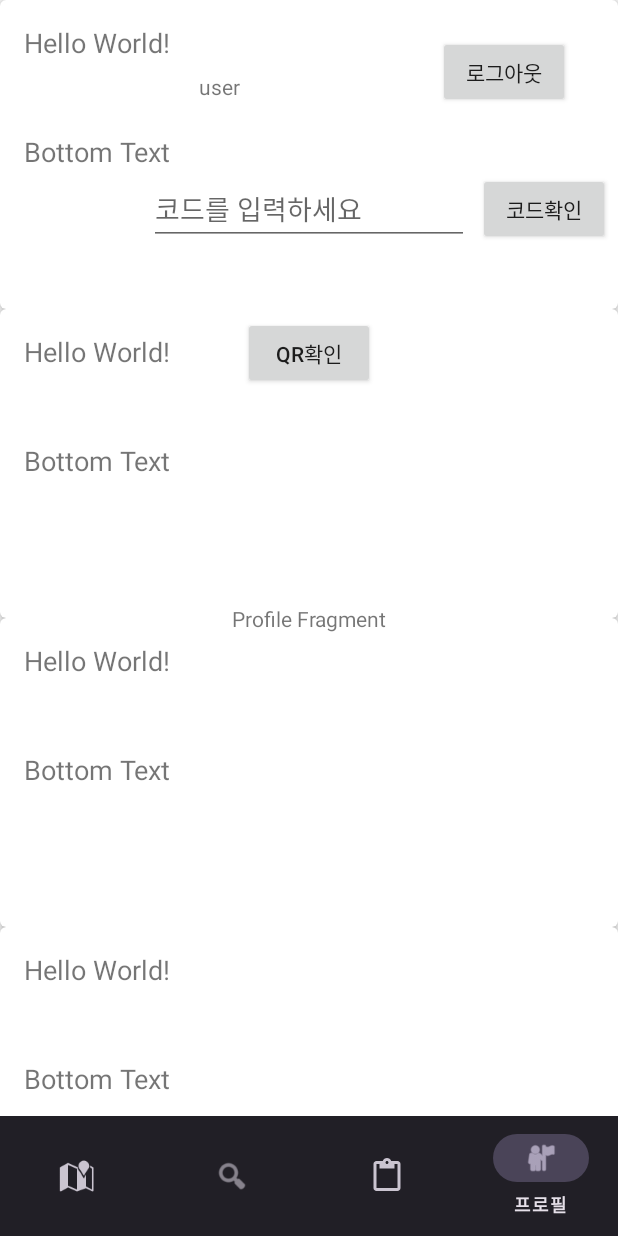
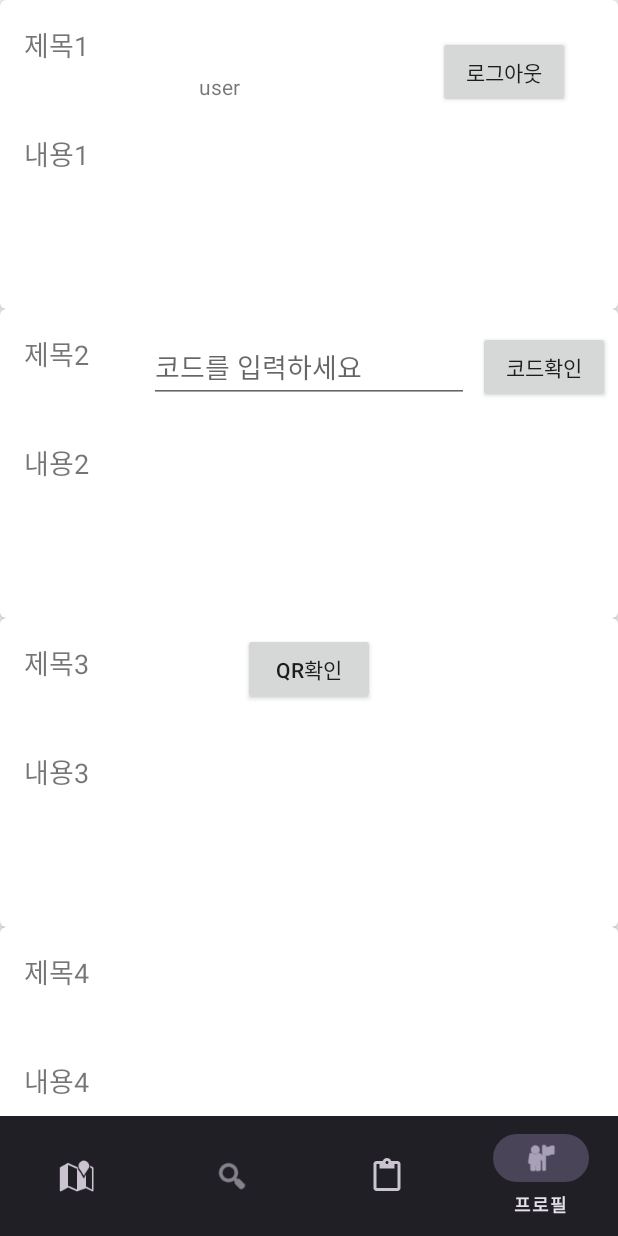
Before and after one commit to Insoo-Hwang/WooR2, an Android app: the fragment BulletinboardFragment placed in its activity, item 4 of the bottom bar chosen, on a phone screen of 412 x 824 dp. Run offline under Robolectric (Android 15) with nearby library versions, the phone set to English and light mode, and no system bars; our stand-ins replace Firebase (no records; nobody signed in at launch, a user with empty details on screens opened directly); libraries missing offline, so code that uses them is left out: com.kakao.sdk; 2 statements that could not run were skipped.

Commit message:
짜잘한거 수정

```diff
--- a/app/src/main/res/layout/fragment_bullentin_board.xml
+++ b/app/src/main/res/layout/fragment_bullentin_board.xml
@@ -26,7 +26,7 @@
                 android:layout_marginBottom="16dp"
                 android:layout_weight="1"
                 android:padding="16dp"
-                android:text="Hello World!"
+                android:text="제목1"
                 android:textSize="18sp" />
 
             <TextView
@@ -34,7 +34,7 @@
                 android:layout_width="match_parent"
                 android:layout_height="0dp"
                 android:layout_weight="4"
-                android:text="Bottom Text"
+                android:text="내용1"
                 android:textSize="18sp"
                 android:padding="16dp"/>
 
@@ -63,7 +63,7 @@
                 android:layout_marginBottom="16dp"
                 android:layout_weight="1"
                 android:padding="16dp"
-                android:text="Hello World!"
+                android:text="제목2"
                 android:textSize="18sp" />
 
             <TextView
@@ -71,7 +71,7 @@
                 android:layout_width="match_parent"
                 android:layout_height="0dp"
                 android:layout_weight="4"
-                android:text="Bottom Text"
+                android:text="내용2"
                 android:textSize="18sp"
                 android:padding="16dp"/>
 
@@ -100,7 +100,7 @@
                 android:layout_marginBottom="16dp"
                 android:layout_weight="1"
                 android:padding="16dp"
-                android:text="Hello World!"
+                android:text="제목3"
                 android:textSize="18sp" />
 
             <TextView
@@ -108,7 +108,7 @@
                 android:layout_width="match_parent"
                 android:layout_height="0dp"
                 android:layout_weight="4"
-                android:text="Bottom Text"
+                android:text="내용3"
                 android:textSize="18sp"
                 android:padding="16dp"/>
 
@@ -137,7 +137,7 @@
                 android:layout_marginBottom="16dp"
                 android:layout_weight="1"
                 android:padding="16dp"
-                android:text="Hello World!"
+                android:text="제목4"
                 android:textSize="18sp" />
 
             <TextView
@@ -145,7 +145,7 @@
                 android:layout_width="match_parent"
                 android:layout_height="0dp"
                 android:layout_weight="4"
-                android:text="Bottom Text"
+                android:text="내용4"
                 android:textSize="18sp"
                 android:padding="16dp"/>
 
--- a/app/src/main/res/layout/fragment_profile.xml
+++ b/app/src/main/res/layout/fragment_profile.xml
@@ -4,16 +4,6 @@
     xmlns:tools="http://schemas.android.com/tools"
     android:layout_width="match_parent"
     android:layout_height="match_parent">
-
-    <TextView
-        android:id="@+id/textView3"
-        android:layout_width="wrap_content"
-        android:layout_height="wrap_content"
-        android:text="Profile Fragment"
-        app:layout_constraintBottom_toBottomOf="parent"
-        app:layout_constraintEnd_toEndOf="parent"
-        app:layout_constraintStart_toStartOf="parent"
-        app:layout_constraintTop_toTopOf="parent" />
 
     <TextView
         android:id="@+id/uidText"
@@ -40,7 +30,7 @@
         android:layout_width="wrap_content"
         android:layout_height="wrap_content"
         android:text="QR확인"
-        app:layout_constraintBottom_toTopOf="@+id/textView3"
+        app:layout_constraintBottom_toBottomOf="parent"
         app:layout_constraintEnd_toEndOf="parent"
         app:layout_constraintStart_toStartOf="parent"
         app:layout_constraintTop_toBottomOf="@+id/uidText" />
```
